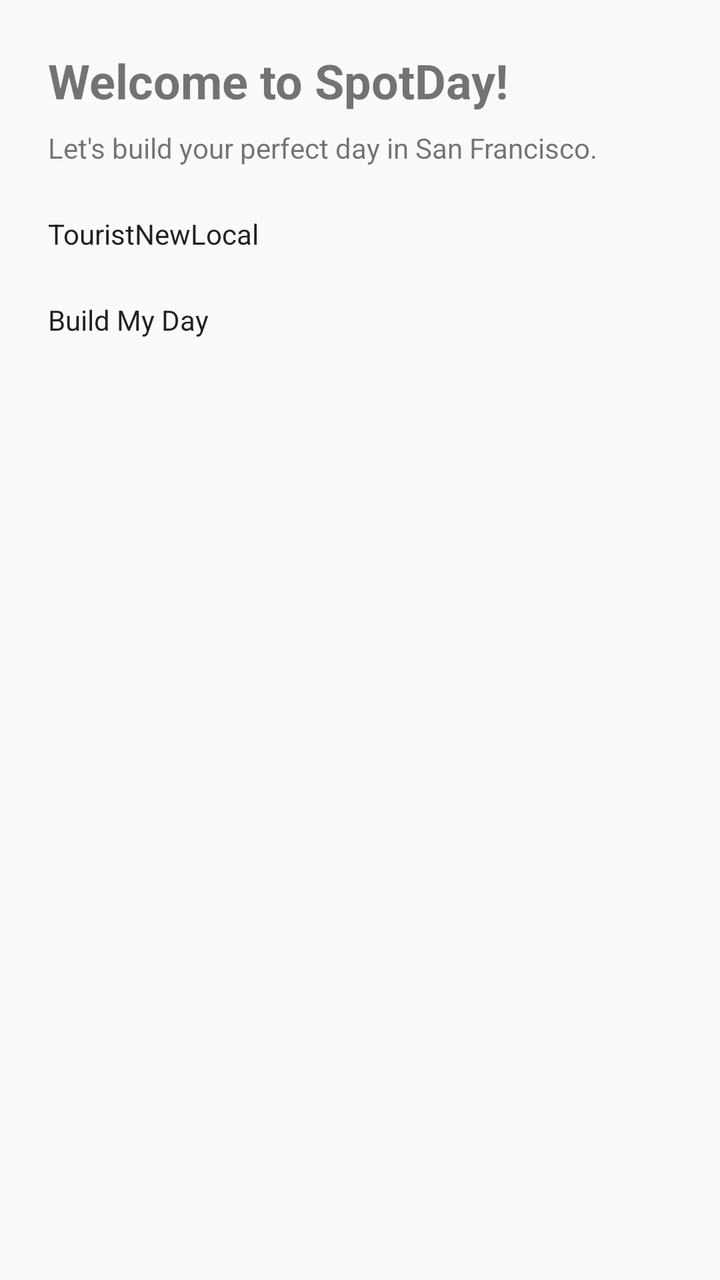
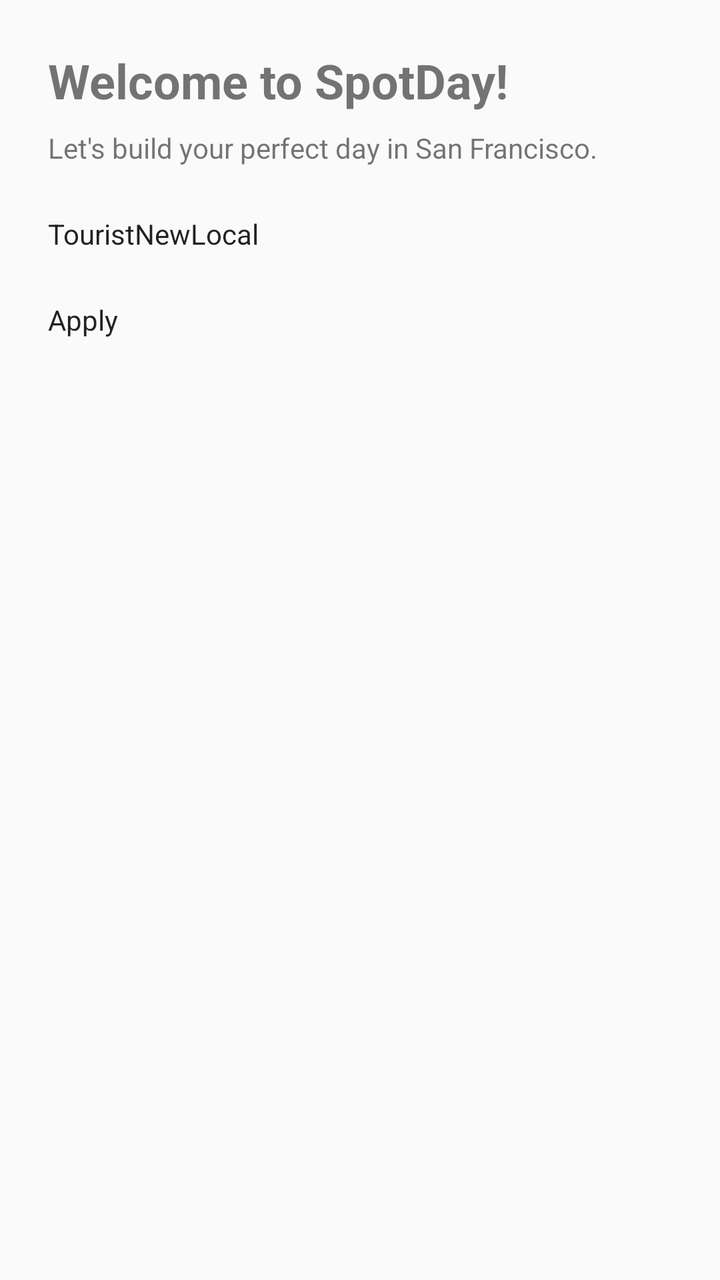

The first picture is an Android layout as it rendered before a commit; the second is the same layout after the commit. The layout source and the unified diff follow.
<!-- AndroidManifest.xml: application theme Theme.SpotDay -->
<!-- res/layout/activity_welcome.xml -->
<LinearLayout
    xmlns:android="http://schemas.android.com/apk/res/android"
    android:orientation="vertical"
    android:padding="24dp"
    android:layout_width="match_parent"
    android:layout_height="match_parent">

    <TextView
        android:text="Welcome to SpotDay!"
        android:textSize="24sp"
        android:textStyle="bold"
        android:layout_marginBottom="8dp"
        android:layout_width="wrap_content"
        android:layout_height="wrap_content"/>

    <TextView
        android:text="Let's build your perfect day in San Francisco."
        android:layout_marginBottom="24dp"
        android:layout_width="wrap_content"
        android:layout_height="wrap_content"/>

    <TextView android:text="How much time do you have?" />
    <SeekBar
        android:id="@+id/timeSeekBar"
        android:max="8"
        android:progress="4"
        android:layout_width="match_parent"
        android:layout_height="wrap_content"/>
    <TextView android:id="@+id/timeValue" android:text="4 hours" />

    <TextView android:text="What's your total budget?" />
    <SeekBar
        android:id="@+id/budgetSeekBar"
        android:max="200"
        android:progress="50"
        android:layout_width="match_parent"
        android:layout_height="wrap_content"/>
    <TextView android:id="@+id/budgetValue" android:text="$50" />

    <TextView android:text="Your familiarity:" />
    <RadioGroup
        android:id="@+id/familiarityGroup"
        android:orientation="horizontal"
        android:layout_width="wrap_content"
        android:layout_height="wrap_content">
        <RadioButton android:id="@+id/tourist" android:text="Tourist"/>
        <RadioButton android:id="@+id/newExplorer" android:text="New"/>
        <RadioButton android:id="@+id/local" android:text="Local"/>
    </RadioGroup>

    <TextView android:text="Must-haves:" />
    <CheckBox android:id="@+id/foodCheck" android:text="Food"/>
    <CheckBox android:id="@+id/activitiesCheck" android:text="Activities"/>

    <Button
        android:id="@+id/startButton"
        android:text="Build My Day"
        android:layout_marginTop="24dp"
        android:layout_width="match_parent"
        android:layout_height="wrap_content"/>
</LinearLayout>
<!-- resources referenced by this layout -->
<resources>
  <style name="Theme.SpotDay" parent="android:Theme.Material.Light.NoActionBar">
          <item name="android:statusBarColor">@android:color/transparent</item>
          <item name="android:navigationBarColor">@android:color/transparent</item>
      </style>
</resources>

<!-- the commit's change to res/layout/activity_welcome.xml (unified diff, before → after) -->
@@ -54,7 +54,7 @@
 
     <Button
         android:id="@+id/startButton"
-        android:text="Build My Day"
+        android:text="Apply"
         android:layout_marginTop="24dp"
         android:layout_width="match_parent"
         android:layout_height="wrap_content"/>
